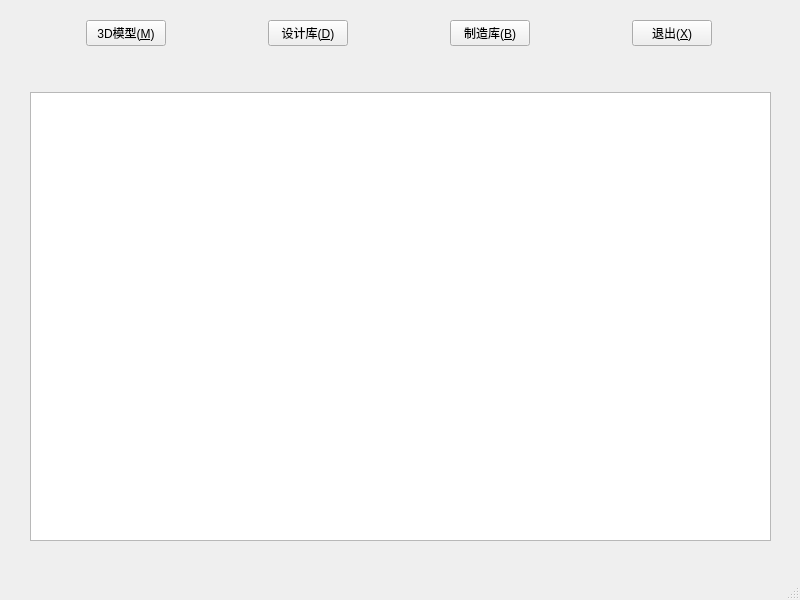
The window that mainwindow.ui (chenyunlin00/docmgr) describes before a commit, drawn with Qt 5.
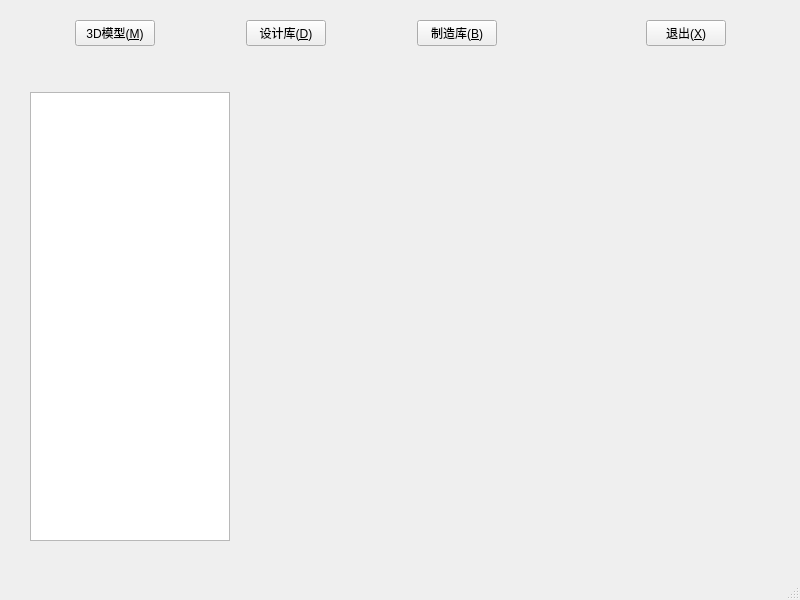
The same window after the commit. Icons and pictures are not drawn.

The edit to the form file:
```diff
--- a/mainwindow.ui
+++ b/mainwindow.ui
@@ -113,6 +113,22 @@
          </property>
         </spacer>
        </item>
+       <item>
+        <widget class="QLabel" name="label">
+         <property name="sizePolicy">
+          <sizepolicy hsizetype="Fixed" vsizetype="Fixed">
+           <horstretch>0</horstretch>
+           <verstretch>0</verstretch>
+          </sizepolicy>
+         </property>
+         <property name="text">
+          <string/>
+         </property>
+         <property name="pixmap">
+          <pixmap resource="resource.qrc">:/pic/pic/close2.png</pixmap>
+         </property>
+        </widget>
+       </item>
        <item>
         <widget class="QPushButton" name="pushButton">
          <property name="sizePolicy">
@@ -121,6 +137,9 @@
            <verstretch>0</verstretch>
           </sizepolicy>
          </property>
+         <property name="styleSheet">
+          <string notr="true"/>
+         </property>
          <property name="text">
           <string>退出(&amp;X)</string>
          </property>
@@ -145,19 +164,29 @@
       </spacer>
      </item>
      <item>
-      <layout class="QHBoxLayout" name="horizontalLayout_2">
+      <layout class="QHBoxLayout" name="horizontalLayout_2" stretch="1,2">
        <item>
         <widget class="QTreeView" name="treeView">
          <property name="sizePolicy">
-          <sizepolicy hsizetype="Preferred" vsizetype="Expanding">
+          <sizepolicy hsizetype="Maximum" vsizetype="Expanding">
            <horstretch>0</horstretch>
            <verstretch>0</verstretch>
           </sizepolicy>
          </property>
+         <property name="maximumSize">
+          <size>
+           <width>200</width>
+           <height>16777215</height>
+          </size>
+         </property>
         </widget>
        </item>
        <item>
-        <layout class="QGridLayout" name="gridLayout"/>
+        <widget class="QStackedWidget" name="stackedWidget">
+         <widget class="QWidget" name="Page1">
+          <layout class="QGridLayout" name="gridLayout"/>
+         </widget>
+        </widget>
        </item>
       </layout>
      </item>
```
Left out of the diff: 4 changed lines with no effect on the pictures.
